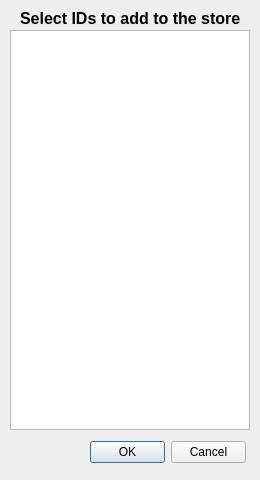
First picture: the form in htmlgendialog.ui, repository EtoDrowsy/CS499, before the edit.
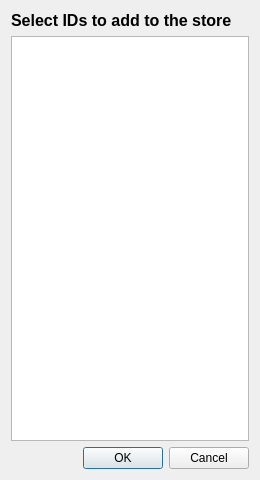
Second picture: the form after the edit.

Commit message: Made most windows able to resize

Diff of the .ui file:
```diff
--- a/htmlgendialog.ui
+++ b/htmlgendialog.ui
@@ -13,43 +13,9 @@
   <property name="windowTitle">
    <string>Dialog</string>
   </property>
-  <widget class="QListWidget" name="listWidget">
-   <property name="geometry">
-    <rect>
-     <x>10</x>
-     <y>30</y>
-     <width>240</width>
-     <height>400</height>
-    </rect>
-   </property>
-   <property name="font">
-    <font>
-     <pointsize>12</pointsize>
-    </font>
-   </property>
-  </widget>
-  <widget class="QDialogButtonBox" name="buttonBox">
-   <property name="geometry">
-    <rect>
-     <x>90</x>
-     <y>440</y>
-     <width>156</width>
-     <height>24</height>
-    </rect>
-   </property>
-   <property name="standardButtons">
-    <set>QDialogButtonBox::StandardButton::Cancel|QDialogButtonBox::StandardButton::Ok</set>
-   </property>
-  </widget>
+  <layout class="QGridLayout" name="gridLayout">
+   <item row="0" column="0">
   <widget class="QLabel" name="label">
-   <property name="geometry">
-    <rect>
-     <x>20</x>
-     <y>10</y>
-     <width>221</width>
-     <height>16</height>
-    </rect>
-   </property>
    <property name="font">
     <font>
      <pointsize>12</pointsize>
@@ -60,6 +26,24 @@
     <string>Select IDs to add to the store</string>
    </property>
   </widget>
+   </item>
+   <item row="1" column="0">
+    <widget class="QListWidget" name="listWidget">
+     <property name="font">
+      <font>
+       <pointsize>12</pointsize>
+      </font>
+     </property>
+    </widget>
+   </item>
+   <item row="2" column="0">
+    <widget class="QDialogButtonBox" name="buttonBox">
+     <property name="standardButtons">
+      <set>QDialogButtonBox::StandardButton::Cancel|QDialogButtonBox::StandardButton::Ok</set>
+     </property>
+    </widget>
+   </item>
+  </layout>
  </widget>
  <resources/>
  <connections/>
```
Lines whose indentation alone changed are shown as unchanged. The commit also changes 7 other files.
